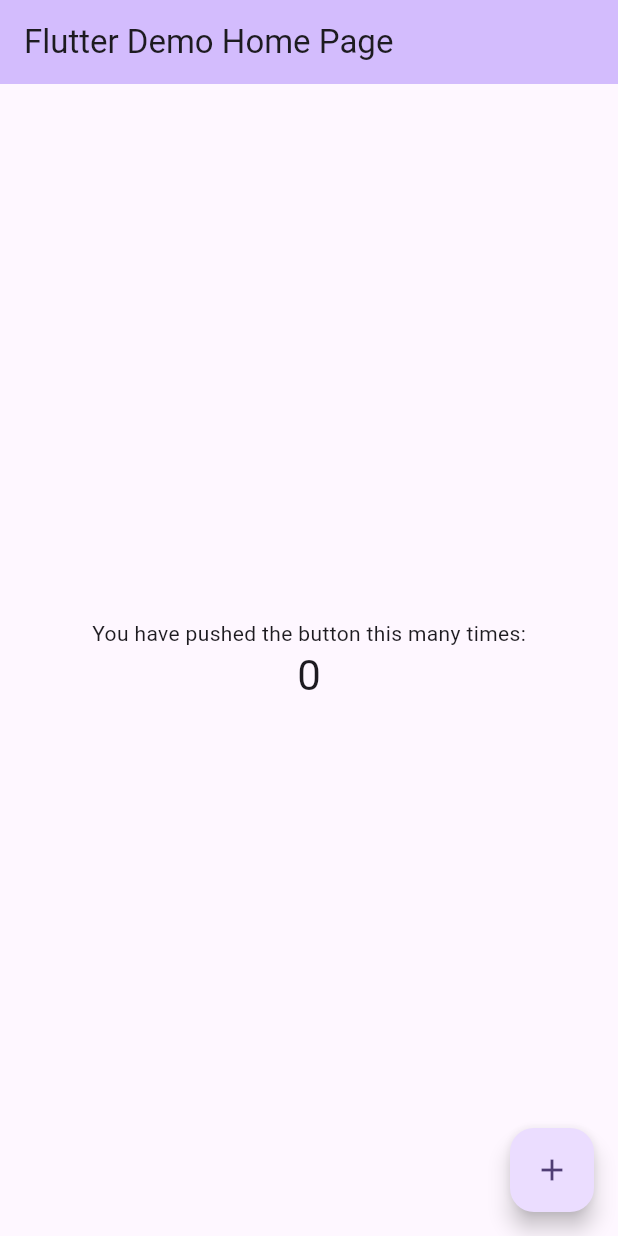
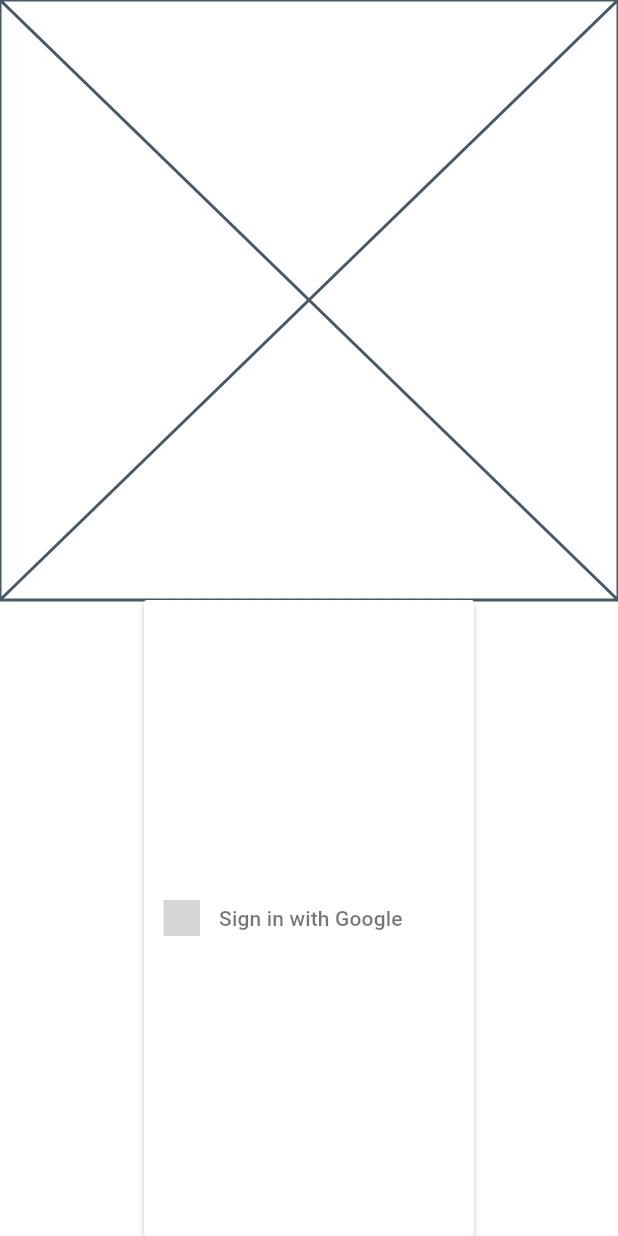
Before and after one commit to milosz7/usos-bot, a Flutter app: the screen it shows after launch, on a phone screen of 412 x 824 dp. Run offline on Flutter 3.47's test engine with Material 3 defaults, Android fonts, the phone set to English and light mode, and no system bars; drawn by our look-alikes of sign_in_button; grey boxes are pictures that could not be loaded.

Commit message:
gmail button

```diff
--- /dev/null
+++ b/frontend_flutter/devtools_options.yaml
@@ -0,0 +1,3 @@
+description: This file stores settings for Dart & Flutter DevTools.
+documentation: https://docs.flutter.dev/tools/devtools/extensions#configure-extension-enablement-states
+extensions:
--- a/frontend_flutter/lib/main.dart
+++ b/frontend_flutter/lib/main.dart
@@ -1,4 +1,6 @@
 import 'package:flutter/material.dart';
+import 'package:provider/provider.dart';
+import 'package:sign_in_button/sign_in_button.dart';
 
 void main() {
   runApp(const MyApp());
@@ -10,116 +12,51 @@
   // This widget is the root of your application.
   @override
   Widget build(BuildContext context) {
-    return MaterialApp(
-      title: 'Flutter Demo',
-      theme: ThemeData(
-        // This is the theme of your application.
-        //
-        // TRY THIS: Try running your application with "flutter run". You'll see
-        // the application has a purple toolbar. Then, without quitting the app,
-        // try changing the seedColor in the colorScheme below to Colors.green
-        // and then invoke "hot reload" (save your changes or press the "hot
-        // reload" button in a Flutter-supported IDE, or press "r" if you used
-        // the command line to start the app).
-        //
-        // Notice that the counter didn't reset back to zero; the application
-        // state is not lost during the reload. To reset the state, use hot
-        // restart instead.
-        //
-        // This works for code too, not just values: Most code changes can be
-        // tested with just a hot reload.
-        colorScheme: ColorScheme.fromSeed(seedColor: Colors.deepPurple),
-        useMaterial3: true,
+    return ChangeNotifierProvider(
+      create: (context) => MyAppState(),
+      child: MaterialApp(
+        title: 'Usos Bot',
+        theme: ThemeData(
+          colorScheme: ColorScheme.fromSeed(seedColor: Colors.blue),
+          useMaterial3: true,
+        ),
+        home: const MyHomePage(),
       ),
-      home: const MyHomePage(title: 'Flutter Demo Home Page'),
     );
   }
 }
 
+class MyAppState extends ChangeNotifier {
+  var currentStr = "";
+
+  void changeStr(String x) {
+    currentStr = x;
+    notifyListeners();
+  }
+}
+
 class MyHomePage extends StatefulWidget {
-  const MyHomePage({super.key, required this.title});
-
-  // This widget is the home page of your application. It is stateful, meaning
-  // that it has a State object (defined below) that contains fields that affect
-  // how it looks.
-
-  // This class is the configuration for the state. It holds the values (in this
-  // case the title) provided by the parent (in this case the App widget) and
-  // used by the build method of the State. Fields in a Widget subclass are
-  // always marked "final".
-
-  final String title;
+  const MyHomePage({super.key});
 
   @override
   State<MyHomePage> createState() => _MyHomePageState();
 }
 
 class _MyHomePageState extends State<MyHomePage> {
-  int _counter = 0;
-
-  void _incrementCounter() {
-    setState(() {
-      // This call to setState tells the Flutter framework that something has
-      // changed in this State, which causes it to rerun the build method below
-      // so that the display can reflect the updated values. If we changed
-      // _counter without calling setState(), then the build method would not be
-      // called again, and so nothing would appear to happen.
-      _counter++;
-    });
-  }
-
   @override
   Widget build(BuildContext context) {
-    // This method is rerun every time setState is called, for instance as done
-    // by the _incrementCounter method above.
-    //
-    // The Flutter framework has been optimized to make rerunning build methods
-    // fast, so that you can just rebuild anything that needs updating rather
-    // than having to individually change instances of widgets.
-    return Scaffold(
-      appBar: AppBar(
-        // TRY THIS: Try changing the color here to a specific color (to
-        // Colors.amber, perhaps?) and trigger a hot reload to see the AppBar
-        // change color while the other colors stay the same.
-        backgroundColor: Theme.of(context).colorScheme.inversePrimary,
-        // Here we take the value from the MyHomePage object that was created by
-        // the App.build method, and use it to set our appbar title.
-        title: Text(widget.title),
-      ),
-      body: Center(
-        // Center is a layout widget. It takes a single child and positions it
-        // in the middle of the parent.
-        child: Column(
-          // Column is also a layout widget. It takes a list of children and
-          // arranges them vertically. By default, it sizes itself to fit its
-          // children horizontally, and tries to be as tall as its parent.
-          //
-          // Column has various properties to control how it sizes itself and
-          // how it positions its children. Here we use mainAxisAlignment to
-          // center the children vertically; the main axis here is the vertical
-          // axis because Columns are vertical (the cross axis would be
-          // horizontal).
-          //
-          // TRY THIS: Invoke "debug painting" (choose the "Toggle Debug Paint"
-          // action in the IDE, or press "p" in the console), to see the
-          // wireframe for each widget.
-          mainAxisAlignment: MainAxisAlignment.center,
-          children: <Widget>[
-            const Text(
-              'You have pushed the button this many times:',
-            ),
-            Text(
-              '$_counter',
-              style: Theme.of(context).textTheme.headlineMedium,
-            ),
-          ],
+    return Column(
+      mainAxisSize: MainAxisSize.max,
+      children: [
+        const SafeArea(child: Placeholder()),
+        Expanded(child: SignInButton(
+          Buttons.google,
+          onPressed: () {
+            print("Button pressed");
+          }
+          )
         ),
-      ),
-      floatingActionButton: FloatingActionButton(
-        onPressed: _incrementCounter,
-        tooltip: 'Increment',
-        child: const Icon(Icons.add),
-      ), // This trailing comma makes auto-formatting nicer for build methods.
+      ],
     );
   }
 }
```
Also changed, not shown: frontend_flutter/pubspec.yaml (+3 -69 lines), frontend_flutter/pubspec.lock, 1 other file.
